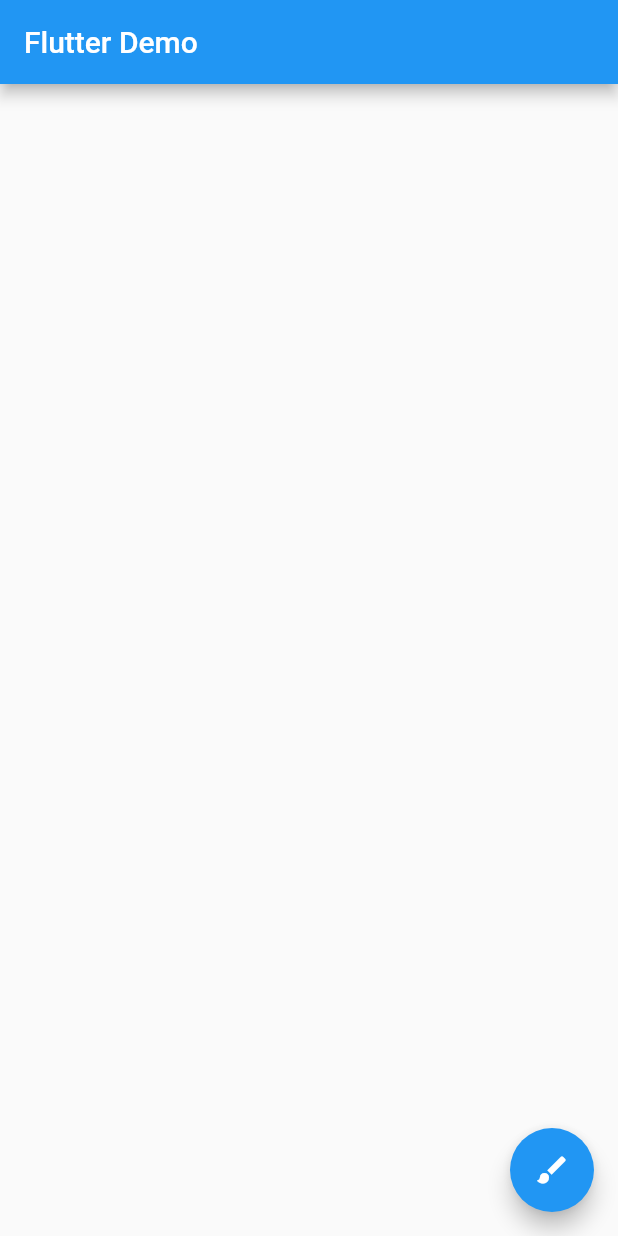
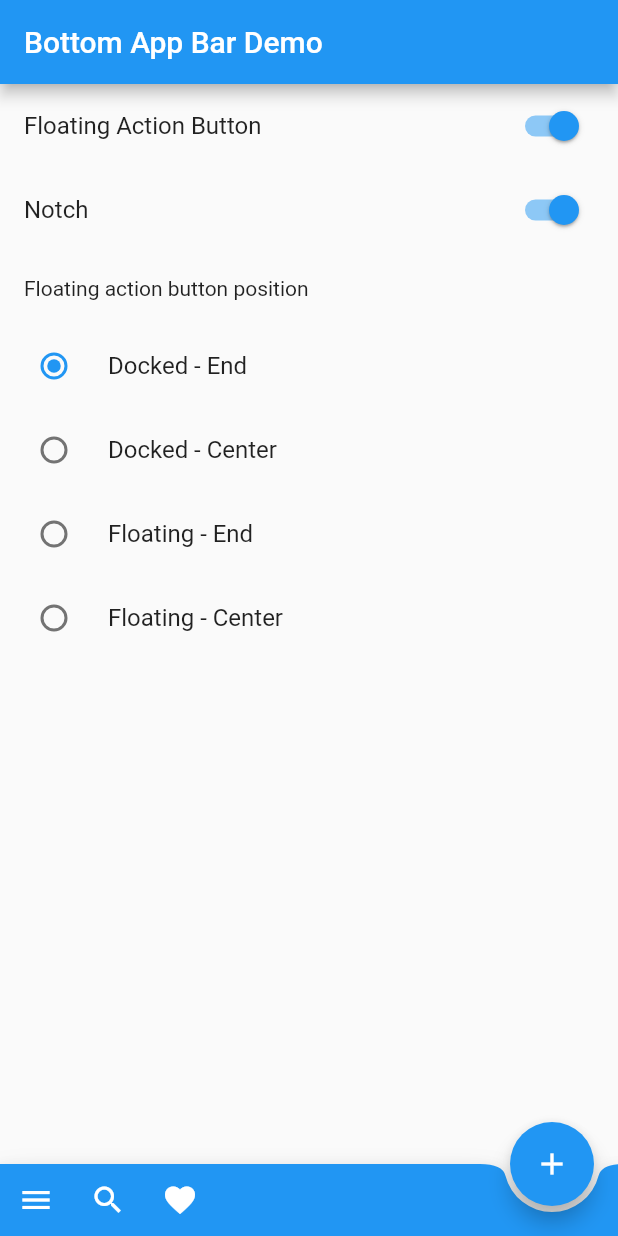
Before and after one commit to LePhuocVuTien/FlutterDemo, a Flutter app: the screen it shows after launch, on a phone screen of 412 x 824 dp. Run offline on Flutter 3.47's test engine with Material 2 defaults, Android fonts, the phone set to English and light mode, and no system bars.

Commit message:
navigation bar

```diff
--- a/demo/lib/main.dart
+++ b/demo/lib/main.dart
@@ -28,44 +28,143 @@ class MyHomePage extends StatefulWidget {
   _MyHomePageState createState() => _MyHomePageState();
 }
 
-class _MyHomePageState extends State<MyHomePage> with TickerProviderStateMixin {
-  AnimationController controller;
-  CurvedAnimation curve;
+class _MyHomePageState extends State<MyHomePage> {
+  bool _showFab = true;
+  bool _showNotch = true;
+  FloatingActionButtonLocation _fabLocation =
+      FloatingActionButtonLocation.endDocked;
 
-  @override
-  void initState() {
-    super.initState();
-    controller = AnimationController(
-        duration: const Duration(milliseconds: 2000), vsync: this);
-    curve = CurvedAnimation(parent: controller, curve: Curves.easeIn);
+  void _onShowNotchChanged(bool value) {
+    setState(() {
+      _showNotch = value;
+    });
+  }
+
+  void _onShowFabChanged(bool value) {
+    setState(() {
+      _showFab = value;
+    });
+  }
+
+  void _onFabLocationChanged(FloatingActionButtonLocation value) {
+    setState(() {
+      _fabLocation = value ?? FloatingActionButtonLocation.endDocked;
+    });
   }
 
   @override
   Widget build(BuildContext context) {
-    return Scaffold(
-      appBar: AppBar(
-        title: Text(widget.title),
-      ),
-      body: Center(
-          child: Container(
-              child: FadeTransition(
-                  opacity: curve,
-                  child: FlutterLogo(
-                    size: 100.0,
-                  )))),
-      floatingActionButton: FloatingActionButton(
-        tooltip: 'Fade',
-        child: Icon(Icons.brush),
-        onPressed: () {
-          controller.forward();
-        },
+    return MaterialApp(
+      home: Scaffold(
+        appBar: AppBar(
+          automaticallyImplyLeading: false,
+          title: const Text('Bottom App Bar Demo'),
+        ),
+        body: ListView(
+          padding: const EdgeInsets.only(bottom: 88),
+          children: <Widget>[
+            SwitchListTile(
+              title: const Text(
+                'Floating Action Button',
+              ),
+              value: _showFab,
+              onChanged: _onShowFabChanged,
+            ),
+            SwitchListTile(
+              title: const Text('Notch'),
+              value: _showNotch,
+              onChanged: _onShowNotchChanged,
+            ),
+            const Padding(
+              padding: EdgeInsets.all(16),
+              child: Text('Floating action button position'),
+            ),
+            RadioListTile<FloatingActionButtonLocation>(
+              title: const Text('Docked - End'),
+              value: FloatingActionButtonLocation.endDocked,
+              groupValue: _fabLocation,
+              onChanged: _onFabLocationChanged,
+            ),
+            RadioListTile<FloatingActionButtonLocation>(
+              title: const Text('Docked - Center'),
+              value: FloatingActionButtonLocation.centerDocked,
+              groupValue: _fabLocation,
+              onChanged: _onFabLocationChanged,
+            ),
+            RadioListTile<FloatingActionButtonLocation>(
+              title: const Text('Floating - End'),
+              value: FloatingActionButtonLocation.endFloat,
+              groupValue: _fabLocation,
+              onChanged: _onFabLocationChanged,
+            ),
+            RadioListTile<FloatingActionButtonLocation>(
+              title: const Text('Floating - Center'),
+              value: FloatingActionButtonLocation.centerFloat,
+              groupValue: _fabLocation,
+              onChanged: _onFabLocationChanged,
+            ),
+          ],
+        ),
+        floatingActionButton: _showFab
+            ? FloatingActionButton(
+                onPressed: () {},
+                child: const Icon(Icons.add),
+                tooltip: 'Create',
+              )
+            : null,
+        floatingActionButtonLocation: _fabLocation,
+        bottomNavigationBar: _DemoBottomAppBar(
+          fabLocation: _fabLocation,
+          shape: _showNotch ? const CircularNotchedRectangle() : null,
+        ),
       ),
     );
   }
+}
+
+class _DemoBottomAppBar extends StatelessWidget {
+  const _DemoBottomAppBar({
+    this.fabLocation = FloatingActionButtonLocation.endDocked,
+    this.shape = const CircularNotchedRectangle(),
+  });
+
+  final FloatingActionButtonLocation fabLocation;
+  final NotchedShape shape;
+
+  static final List<FloatingActionButtonLocation> centerLocations =
+      <FloatingActionButtonLocation>[
+    FloatingActionButtonLocation.centerDocked,
+    FloatingActionButtonLocation.centerFloat,
+  ];
 
   @override
-  dispose() {
-    controller.dispose();
-    super.dispose();
+  Widget build(BuildContext context) {
+    return BottomAppBar(
+      shape: shape,
+      color: Colors.blue,
+      child: IconTheme(
+        data: IconThemeData(color: Theme.of(context).colorScheme.onPrimary),
+        child: Row(
+          children: <Widget>[
+            IconButton(
+              tooltip: 'Open navigation menu',
+              icon: const Icon(Icons.menu),
+              onPressed: () {},
+            ),
+            if (centerLocations.contains(fabLocation)) const Spacer(),
+            IconButton(
+              tooltip: 'Search',
+              icon: const Icon(Icons.search),
+              onPressed: () {},
+            ),
+            IconButton(
+              tooltip: 'Favorite',
+              icon: const Icon(Icons.favorite),
+              onPressed: () {},
+            ),
+          ],
+        ),
+      ),
+    );
   }
 }
```
